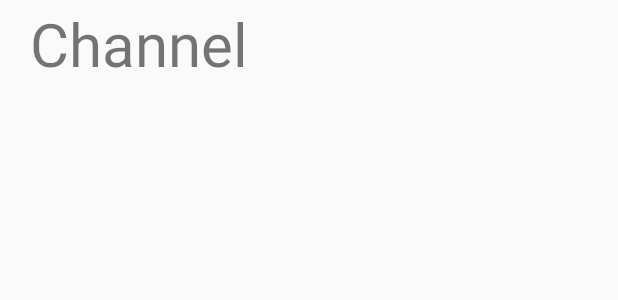
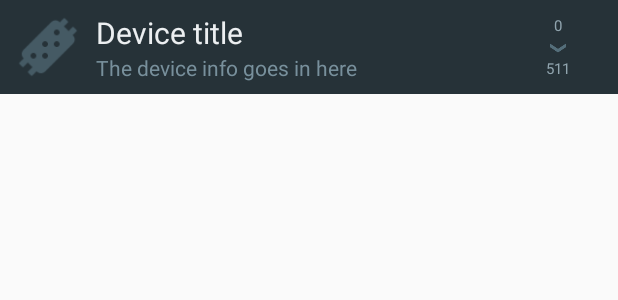
Before and after one commit to FynnMcKracken/MFT, an Android app: the layout item_channel.xml on its own in the app's theme, with its tools: preview values and no code run, on a phone screen of 412 x 824 dp. Shown: the top 300 px of the screen. Run offline under Robolectric (Android 15) with nearby library versions, the phone set to English and light mode, and no system bars.

```diff
--- a/app/src/main/java/de/mckracken/mft/MainActivity.kt
+++ b/app/src/main/java/de/mckracken/mft/MainActivity.kt
@@ -12,15 +12,12 @@ class MainActivity : AppCompatActivity() {
     private val mOnNavigationItemSelectedListener = BottomNavigationView.OnNavigationItemSelectedListener { item ->
         when (item.itemId) {
             R.id.navigation_home -> {
-                Toast.makeText(this,R.string.title_home,Toast.LENGTH_SHORT).show()
                 return@OnNavigationItemSelectedListener true
             }
             R.id.navigation_dashboard -> {
-                Toast.makeText(this, R.string.title_dashboard, Toast.LENGTH_SHORT).show()
                 return@OnNavigationItemSelectedListener true
             }
             R.id.navigation_list -> {
-                Toast.makeText(this, R.string.title_list, Toast.LENGTH_LONG).show()
                 supportFragmentManager.beginTransaction().replace(R.id.fragment_container, ListFragment()).commit()
                 return@OnNavigationItemSelectedListener true
             }
--- /dev/null
+++ b/app/src/main/java/de/mckracken/mft/model/Device.kt
@@ -0,0 +1,5 @@
+package de.mckracken.mft.model
+
+class Device(val title: String, val info: String, val channelStart: Int, val channelWidth: Int, val icon: Int) {
+
+}
--- /dev/null
+++ b/app/src/main/res/drawable/device_item_backgrouind.xml
@@ -0,0 +1,5 @@
+<?xml version="1.0" encoding="utf-8"?>
+<layer-list xmlns:android="http://schemas.android.com/apk/res/android">
+    <item android:drawable="@color/blue_grey_900"/>
+    <item android:drawable="?attr/selectableItemBackground"/>
+</layer-list>
--- /dev/null
+++ b/app/src/main/res/drawable/ic_baseline_donut_small_24px.xml
@@ -0,0 +1,4 @@
+<vector android:height="48dp" android:viewportHeight="24"
+    android:viewportWidth="24" android:width="48dp" xmlns:android="http://schemas.android.com/apk/res/android">
+    <path android:fillColor="#FF000000" android:pathData="M11,9.16V2c-5,0.5 -9,4.79 -9,10s4,9.5 9,10v-7.16c-1,-0.41 -2,-1.52 -2,-2.84s1,-2.43 2,-2.84zM14.86,11H22c-0.48,-4.75 -4,-8.53 -9,-9v7.16c1,0.3 1.52,0.98 1.86,1.84zM13,14.84V22c5,-0.47 8.52,-4.25 9,-9h-7.14c-0.34,0.86 -0.86,1.54 -1.86,1.84z"/>
+</vector>
--- a/app/src/main/res/layout/item_channel.xml
+++ b/app/src/main/res/layout/item_channel.xml
@@ -4,28 +4,75 @@
                                                    android:orientation="horizontal"
                                                    android:layout_width="match_parent"
                                                    android:layout_height="wrap_content"
-                                                   android:layout_marginTop="2dp"
-                                                   android:layout_marginBottom="2dp"
-                                                   android:paddingStart="20dp"
-                                                   android:paddingEnd="20dp"
-                                                   android:id="@+id/item_channel_cl">
+                                                   android:id="@+id/device_layout"
+                                                   android:background="@drawable/device_item_backgrouind"
+                                                   android:paddingBottom="8dp" android:padding="8dp"
+>
+
+    <!--<LinearLayout
+            android:orientation="vertical"
+            android:layout_width="0dp"
+            android:layout_height="match_parent" app:layout_constraintTop_toTopOf="parent"
+            app:layout_constraintStart_toStartOf="@+id/device_title_textview"
+            app:layout_constraintEnd_toEndOf="parent" android:clipToPadding="false" android:layout_marginTop="-8dp"
+            android:layout_marginEnd="-8dp">
+        <View
+                android:layout_width="match_parent"
+                android:layout_height="1px"
+                android:background="@android:color/black" android:id="@+id/view"/>
+    </LinearLayout>-->
 
     <TextView android:layout_width="wrap_content"
               android:layout_height="wrap_content"
-              android:text="Channel"
-              android:textSize="40dp"
-              android:id="@+id/item_channel_tv"
-              app:layout_constraintStart_toStartOf="parent"
-              app:layout_constraintTop_toTopOf="parent"
-              app:layout_constraintBottom_toBottomOf="parent"/>
+              android:text="Device title"
+              android:textSize="20sp"
+              android:id="@+id/device_title_textview"
+              android:layout_marginStart="8dp" android:textColor="@color/blue_grey_50"
+              app:layout_constraintStart_toEndOf="@+id/device_icon"
+              app:layout_constraintTop_toTopOf="parent"/>
 
-    <ImageView android:layout_width="wrap_content"
-               android:layout_height="wrap_content"
-               android:id="@+id/item_channel_iv"
-               app:layout_constraintTop_toTopOf="parent"
-               app:layout_constraintEnd_toEndOf="parent"
-               app:layout_constraintBottom_toBottomOf="parent"/>
-
+    <TextView android:layout_width="wrap_content"
+              android:layout_height="wrap_content"
+              android:text="The device info goes in here"
+              android:textSize="14sp"
+              android:id="@+id/device_info_textview"
+              android:textColor="@color/blue_grey_400"
+              app:layout_constraintStart_toStartOf="@+id/device_title_textview"
+              app:layout_constraintTop_toBottomOf="@+id/device_title_textview"/>
+    <ImageView
+            android:layout_width="wrap_content"
+            android:layout_height="0dp" app:srcCompat="@mipmap/led_bulb"
+            android:id="@+id/device_icon"
+            android:tint="@color/blue_grey_700"
+            app:layout_constraintStart_toStartOf="parent"
+            app:layout_constraintBottom_toBottomOf="@+id/device_info_textview"
+            app:layout_constraintTop_toTopOf="@+id/device_title_textview"/>
+    <ImageView
+            android:layout_width="wrap_content"
+            android:layout_height="0dp" app:srcCompat="@mipmap/chevron_down"
+            android:id="@+id/arrow_down_imageView"
+            app:layout_constraintEnd_toEndOf="parent"
+            android:layout_marginEnd="8dp" android:tint="@color/blue_grey_600"
+            app:layout_constraintTop_toTopOf="@+id/device_icon"
+            app:layout_constraintBottom_toBottomOf="@+id/device_icon" android:layout_marginBottom="16dp"
+            android:layout_marginTop="16dp"/>
+    <TextView
+            android:text="511"
+            android:layout_width="wrap_content"
+            android:layout_height="wrap_content"
+            android:id="@+id/channel_end_textView"
+            app:layout_constraintTop_toBottomOf="@+id/arrow_down_imageView"
+            app:layout_constraintStart_toStartOf="@+id/arrow_down_imageView"
+            app:layout_constraintEnd_toEndOf="@+id/arrow_down_imageView" android:textColor="@color/blue_grey_300"
+            android:textSize="10sp"/>
+    <TextView
+            android:text="0"
+            android:layout_width="wrap_content"
+            android:layout_height="wrap_content"
+            android:id="@+id/channel_start_textView" app:layout_constraintEnd_toEndOf="@+id/arrow_down_imageView"
+            app:layout_constraintStart_toStartOf="@+id/arrow_down_imageView"
+            app:layout_constraintBottom_toTopOf="@+id/arrow_down_imageView" android:textColor="@color/blue_grey_300"
+            android:textSize="10sp"/>
 
 
 </androidx.constraintlayout.widget.ConstraintLayout>
--- a/app/src/main/res/values/colors.xml
+++ b/app/src/main/res/values/colors.xml
@@ -1,10 +1,19 @@
 <?xml version="1.0" encoding="utf-8"?>
 <resources>
-    <color name="colorPrimary">#008577</color>
-    <color name="colorPrimaryDark">#00574B</color>
-    <color name="colorAccent">#555555</color>
-    <color name="colorIconCrossed">#FF0000</color>
-    <color name="colorIconChecked">#00CC00</color>
-    <color name="colorChannelReserved">#FF9999</color>
-    <color name="colorChannelFree">#99FF99</color>
+    <color name="colorPrimary">@color/blue_grey_800</color>
+    <color name="colorPrimaryDark">@color/blue_grey_900</color>
+    <color name="colorAccent">@color/blue_grey_900</color>
+
+    <!-- Blue Grey -->
+    <color name="blue_grey_50">#ECEFF1</color>
+    <color name="blue_grey_100">#CFD8DC</color>
+    <color name="blue_grey_200">#B0BEC5</color>
+    <color name="blue_grey_300">#90A4AE</color>
+    <color name="blue_grey_400">#78909C</color>
+    <color name="blue_grey_500">#607D8B</color>
+    <color name="blue_grey_600">#546E7A</color>
+    <color name="blue_grey_700">#455A64</color>
+    <color name="blue_grey_800">#37474F</color>
+    <color name="blue_grey_900">#263238</color>
+
 </resources>
--- a/build.gradle
+++ b/build.gradle
@@ -1,7 +1,7 @@
 // Top-level build file where you can add configuration options common to all sub-projects/modules.
 
 buildscript {
-    ext.kotlin_version = '1.3.21'
+    ext.kotlin_version = '1.3.31'
     repositories {
         google()
         jcenter()
```
Also changed, not shown: app/src/main/java/de/mckracken/mft/fragments/ChannelRecyclerViewAdapter.kt (+27 -41 lines), app/src/main/java/de/mckracken/mft/fragments/ListFragment.kt (+7 -5 lines), app/src/main/java/de/mckracken/mft/model/TestData.kt (added, +9 -0 lines), app/src/main/res/layout/activity_main.xml (+3 -4 lines), app/src/main/res/mipmap-xhdpi/apache_helicopter.png (added), app/src/main/res/mipmap-xhdpi/chevron_down.png (added), app/src/main/res/mipmap-xhdpi/chevron_right.png (added), app/src/main/res/mipmap-xhdpi/laser_beam.png (added), app/src/main/res/mipmap-xhdpi/led_bulb.png (added), app/src/main/res/mipmap-xhdpi/rgb_lamp.png (added).
